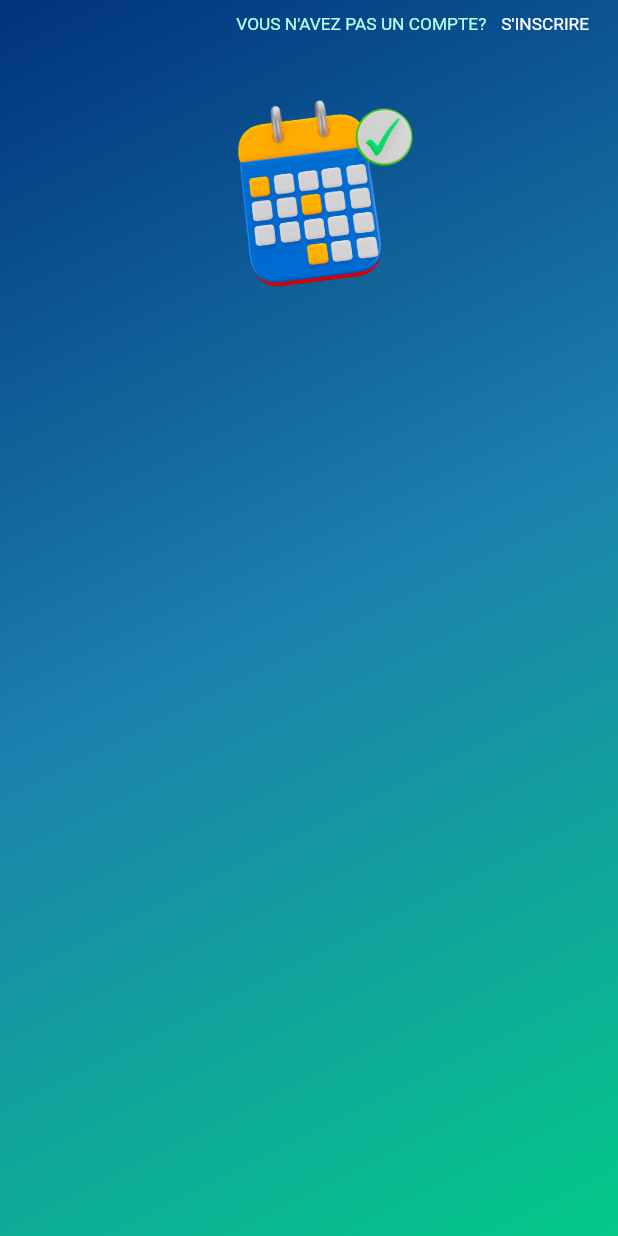
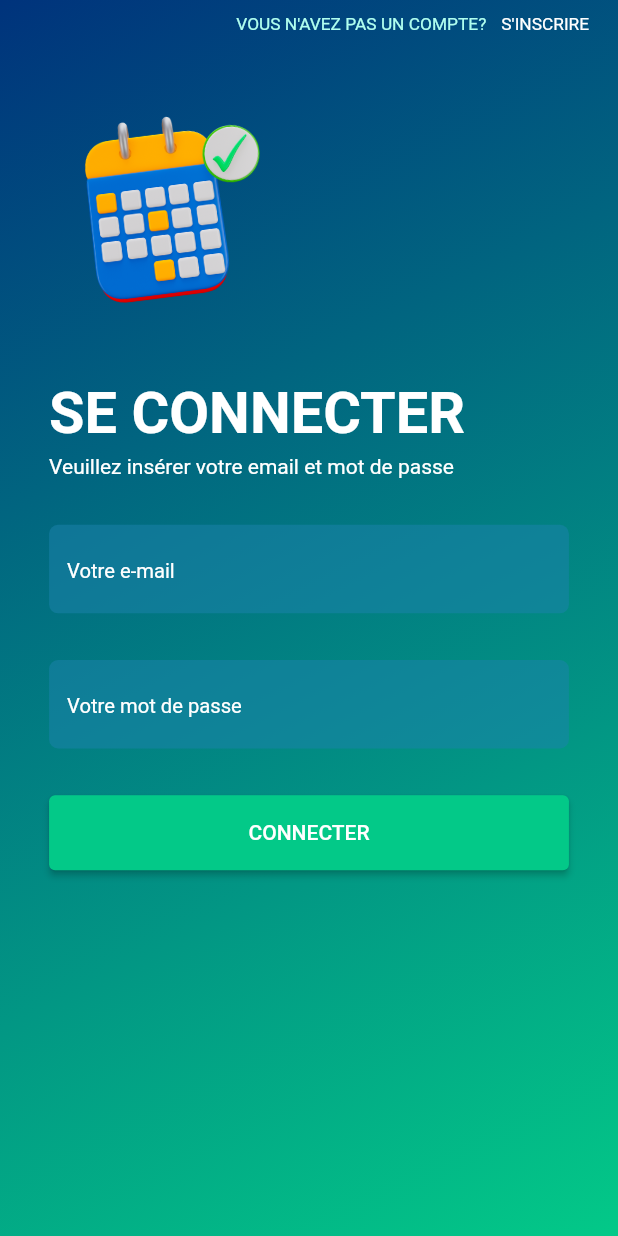
Before and after one commit to safidy1863/Rohy, a Flutter app: the screen it shows after launch, on a phone screen of 412 x 824 dp. Run offline on Flutter 3.47's test engine with Material 2 defaults, Android fonts, the phone set to English and light mode, and no system bars; our stand-ins replace flutter_screenutil, go_router; missing offline and left inert: dart:ffi.

Commit message:
[DONE] login screen

```diff
--- a/lib/shared/widget/custom_button.dart
+++ b/lib/shared/widget/custom_button.dart
@@ -1,4 +1,5 @@
 import 'package:flutter/material.dart';
+import 'package:rohy/shared/colors/app_colors.dart';
 
 class CustomButton extends StatelessWidget {
 
@@ -24,7 +25,7 @@ class CustomButton extends StatelessWidget {
             onPressed: () => print("Login redirection"),
             style: ElevatedButton.styleFrom(
               fixedSize: Size(width, height),
-              backgroundColor: backgroundColor ?? Colors.green
+              backgroundColor: backgroundColor ?? AppColors.greenPrimary
             ),
             child:  labelButton
         )
--- a/lib/shared/widget/custom_textfield.dart
+++ b/lib/shared/widget/custom_textfield.dart
@@ -1,11 +1,12 @@
 import 'dart:ffi';
 
 import 'package:flutter/material.dart';
+import 'package:flutter_screenutil/flutter_screenutil.dart';
+import 'package:rohy/shared/colors/app_colors.dart';
 
 class CustomTextField extends StatelessWidget{
 
   final String hintText;
-  final IconData prefixIcon;
   final TextInputType? textInputType;
   final bool obscureText;
   final Function()? onTapShowPassword;
@@ -13,7 +14,6 @@ class CustomTextField extends StatelessWidget{
   const CustomTextField({
     super.key,
     required this.hintText,
-    required this.prefixIcon,
     this.textInputType,
     this.obscureText = false,
     this.onTapShowPassword
@@ -21,28 +21,25 @@ class CustomTextField extends StatelessWidget{
 
   @override
   Widget build(BuildContext context) {
-    return Row(
-      children: [
-        Icon(
-          prefixIcon,
-          size: 20,
-        ),
-        Expanded(
-          child: TextField(
+    return TextField(
         keyboardType: textInputType,
         obscureText: obscureText,
         decoration: InputDecoration(
           hintText: hintText,
+          hintStyle: TextStyle(
+            color: Colors.white,
+            fontSize: 14.sp
+          ),
+          border: OutlineInputBorder(
+            borderSide: BorderSide.none,
+            borderRadius: BorderRadius.circular(6.0)
+          ),
           filled: true,
-              fillColor: Colors.transparent,
+          fillColor: AppColors.blueThirdly.withOpacity(0.5),
           suffixIcon: textInputType == TextInputType.visiblePassword
               ? _buildSuffixIconPassword(obscureText,onTapShowPassword)
               : null,
-
           )
-          ),
-        )
-      ],
     );
   }
 
--- a/lib/view/login_screen.dart
+++ b/lib/view/login_screen.dart
@@ -1,6 +1,8 @@
 import 'package:flutter/material.dart';
 import 'package:flutter_screenutil/flutter_screenutil.dart';
 import 'package:rohy/shared/colors/app_colors.dart';
+import 'package:rohy/shared/widget/custom_button.dart';
+import 'package:rohy/shared/widget/custom_textfield.dart';
 
 class LoginScreen extends StatelessWidget {
 
@@ -12,22 +14,22 @@ class LoginScreen extends StatelessWidget {
       body: Container(
         width: double.infinity,
         height: double.infinity,
-        padding: EdgeInsets.symmetric(horizontal: 20.w,vertical: 10.h),
+        padding: EdgeInsets.symmetric(vertical: 10.h),
         decoration: BoxDecoration(
           gradient: LinearGradient(
             begin: Alignment.topLeft,
             end: Alignment.bottomRight,
             colors: [
               AppColors.blueSecondary,
-              AppColors.blueThirdly,
               AppColors.greenPrimary]
           ),
         ),
         child: SafeArea(
-            child: Column(
-              mainAxisAlignment: MainAxisAlignment.start,
+            child: Stack(
               children: [
-                Row(
+                Container(
+                  padding: EdgeInsets.only(right: 20.w),
+                  child: Row(
                     mainAxisAlignment: MainAxisAlignment.end,
                     children: [
                       Text(
@@ -47,9 +49,10 @@ class LoginScreen extends StatelessWidget {
                       )
                     ],
                   ),
-                SizedBox(height: 20.h,),
+                ),
                 Positioned(
                     left: -60.w,
+                    top: 48.h,
                     child: Transform.rotate(
                       angle: -6.41,
                       child: Image.asset(
@@ -57,6 +60,33 @@ class LoginScreen extends StatelessWidget {
                         height: 206.h,
                         width: 336.w,
                       ),
+                    )
+                ),
+                Container(
+                  margin: EdgeInsets.only(top: 274.h),
+                  padding: EdgeInsets.symmetric(horizontal: 34.w),
+                  child: Column(
+                    crossAxisAlignment: CrossAxisAlignment.start,
+                    mainAxisAlignment: MainAxisAlignment.start,
+                    children: [
+                      Text(
+                          'SE CONNECTER',
+                        style: TextStyle(
+                          fontSize: 40.sp,
+                          color: Colors.white,
+                          fontWeight: FontWeight.w700
+                        )
+                      ),
+                      const SizedBox(height: 5,),
+                      const Text(
+                        'Veuillez insérer votre email et mot de passe',
+                        style: TextStyle(
+                          color: Colors.white
+                        ),
+                      ),
+                      SizedBox(height: 35.h,),
+                      _buildForm(),
+                    ],
                   ),
                 )
               ],
@@ -65,4 +95,24 @@ class LoginScreen extends StatelessWidget {
       ),
     );
   }
+
+  Widget _buildForm() {
+    return Form(
+      child: Column(
+        children: [
+          const CustomTextField(
+            hintText: 'Votre e-mail',
+          ),
+          SizedBox(height: 35.h,),
+          const CustomTextField(
+            hintText: 'Votre mot de passe',
+          ),
+          SizedBox(height: 35.h,),
+          const CustomButton(
+            labelButton: Text('CONNECTER'),
+          )
+        ],
+      ),
+    );
   }
+}
```
Also changed, not shown: lib/view/login_screen_deprecated.dart (deleted, +0 -121 lines). Lines whose indentation alone changed are shown as unchanged.
